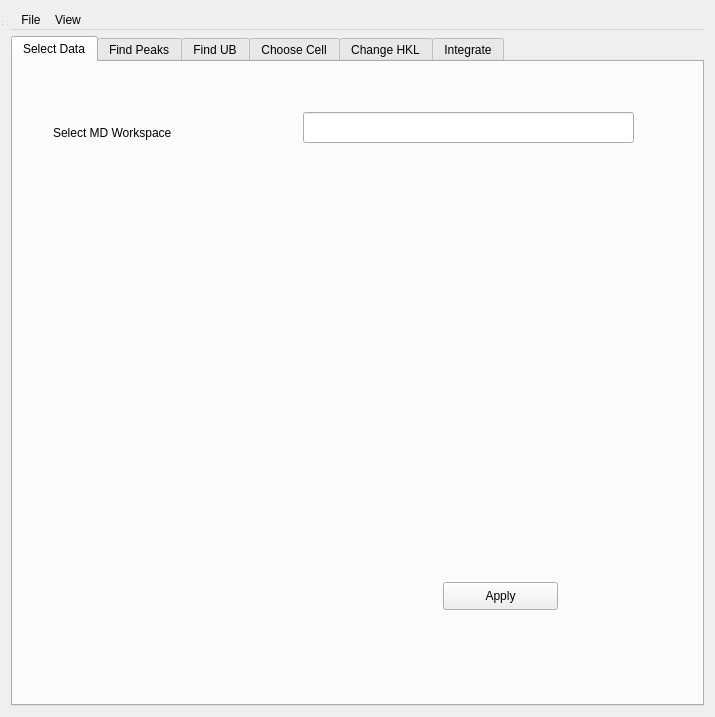
Above: Code/Mantid/MantidQt/CustomInterfaces/inc/MantidQtCustomInterfaces/MantidEV.ui from mantidproject/mantid before the change. Below: the same form after it.
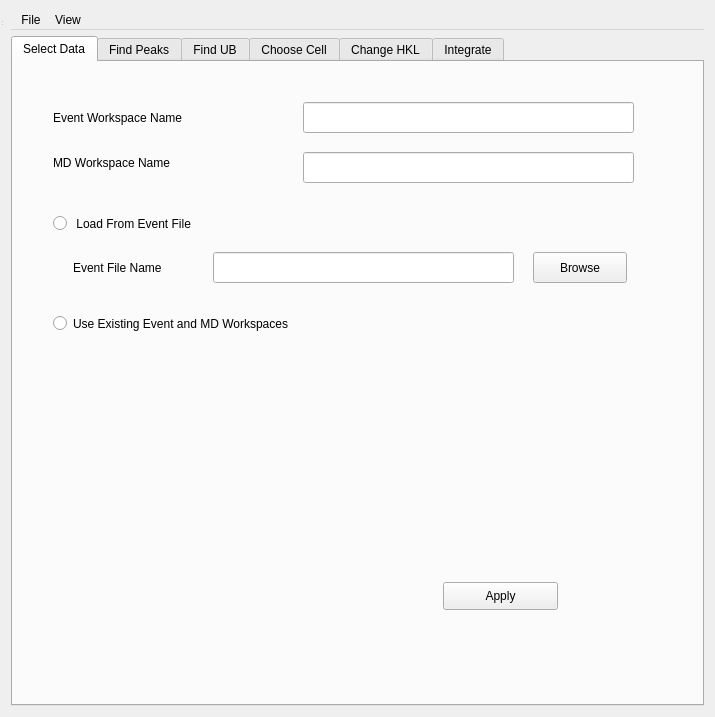
That is the form after the change. The open tabs and pages were chosen to show the change.

Commit message: RE 6396 MantidEV now does work outside Qt thread.

What changed in the file:
```diff
--- a/Code/Mantid/MantidQt/CustomInterfaces/inc/MantidQtCustomInterfaces/MantidEV.ui
+++ b/Code/Mantid/MantidQt/CustomInterfaces/inc/MantidQtCustomInterfaces/MantidEV.ui
@@ -64,25 +64,110 @@
        <property name="geometry">
         <rect>
          <x>40</x>
-         <y>50</y>
+         <y>80</y>
          <width>231</width>
          <height>41</height>
         </rect>
        </property>
        <property name="text">
-        <string>Select MD Workspace</string>
+        <string>MD Workspace Name</string>
        </property>
       </widget>
       <widget class="QLineEdit" name="MDworkspace_ledt">
        <property name="geometry">
         <rect>
          <x>290</x>
-         <y>50</y>
+         <y>90</y>
          <width>331</width>
          <height>31</height>
         </rect>
        </property>
       </widget>
+      <widget class="QLabel" name="SelectEventWorkspace_lbl">
+       <property name="geometry">
+        <rect>
+         <x>40</x>
+         <y>40</y>
+         <width>221</width>
+         <height>31</height>
+        </rect>
+       </property>
+       <property name="text">
+        <string>Event Workspace Name</string>
+       </property>
+      </widget>
+      <widget class="QLineEdit" name="SelectEventWorkspace_ledt">
+       <property name="geometry">
+        <rect>
+         <x>290</x>
+         <y>40</y>
+         <width>331</width>
+         <height>31</height>
+        </rect>
+       </property>
+      </widget>
+      <widget class="QRadioButton" name="LoadEventFile_rbtn">
+       <property name="geometry">
+        <rect>
+         <x>40</x>
+         <y>150</y>
+         <width>191</width>
+         <height>23</height>
+        </rect>
+       </property>
+       <property name="text">
+        <string> Load From Event File</string>
+       </property>
+      </widget>
+      <widget class="QRadioButton" name="UseExistingWorkspaces_rbtn">
+       <property name="geometry">
+        <rect>
+         <x>40</x>
+         <y>250</y>
+         <width>441</width>
+         <height>23</height>
+        </rect>
+       </property>
+       <property name="text">
+        <string>Use Existing Event and MD Workspaces</string>
+       </property>
+      </widget>
+      <widget class="QLabel" name="EventFileName_lbl">
+       <property name="geometry">
+        <rect>
+         <x>60</x>
+         <y>190</y>
+         <width>121</width>
+         <height>31</height>
+        </rect>
+       </property>
+       <property name="text">
+        <string>Event File Name</string>
+       </property>
+      </widget>
+      <widget class="QLineEdit" name="EventFileName_ledt">
+       <property name="geometry">
+        <rect>
+         <x>200</x>
+         <y>190</y>
+         <width>301</width>
+         <height>31</height>
+        </rect>
+       </property>
+      </widget>
+      <widget class="QPushButton" name="SelectEventFile_btn">
+       <property name="geometry">
+        <rect>
+         <x>520</x>
+         <y>190</y>
+         <width>94</width>
+         <height>31</height>
+        </rect>
+       </property>
+       <property name="text">
+        <string>Browse</string>
+       </property>
+      </widget>
      </widget>
      <widget class="QWidget" name="FindPeaks">
       <attribute name="title">
@@ -1088,31 +1173,6 @@
         <string>Ellipsoidal Integration (Integer HKL only)</string>
        </property>
       </widget>
-      <widget class="QGroupBox" name="SelectEventWorkspace_grpbx">
-       <property name="geometry">
-        <rect>
-         <x>30</x>
-         <y>0</y>
-         <width>551</width>
-         <height>61</height>
-        </rect>
-       </property>
-       <property name="title">
-        <string/>
-       </property>
-       <layout class="QHBoxLayout" name="horizontalLayout">
-        <item>
-         <widget class="QLabel" name="SelectEventWorkspace_lbl">
-          <property name="text">
-           <string>Select Event Workspace              </string>
-          </property>
-         </widget>
-        </item>
-        <item>
-         <widget class="QLineEdit" name="SelectEventWorkspace_ledt"/>
-        </item>
-       </layout>
-      </widget>
       <widget class="QLabel" name="RegionRadius_lbl">
        <property name="geometry">
         <rect>
```
Left out of the diff: 6 changed lines with no effect on the pictures. The commit also changes 4 other files.
